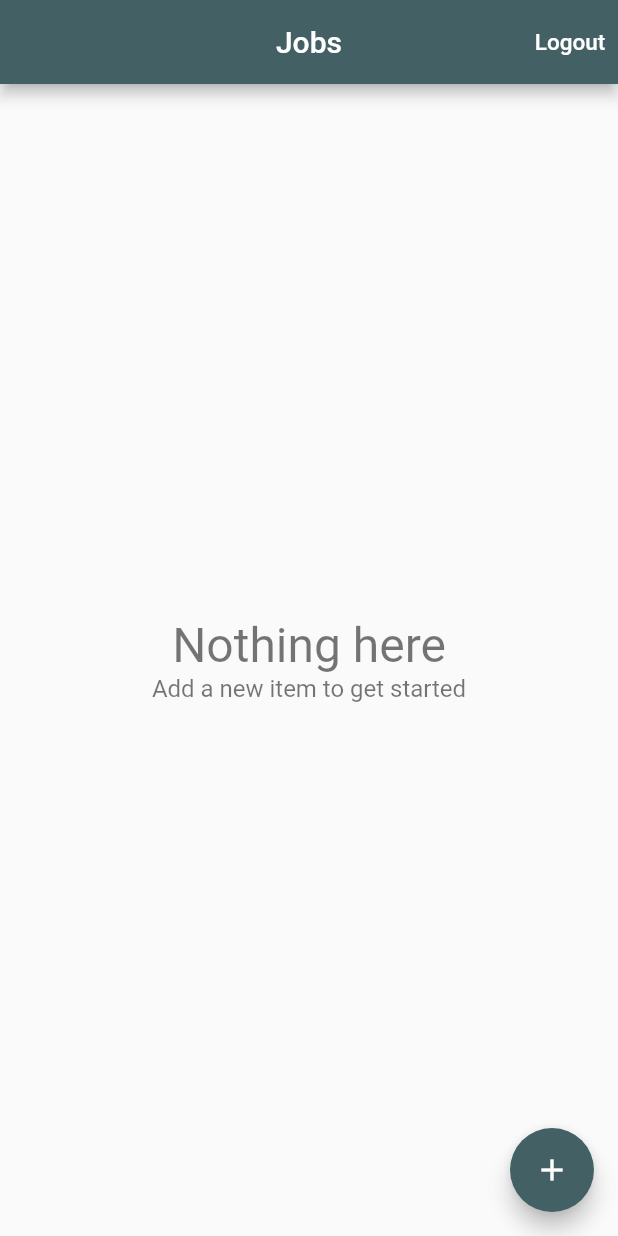
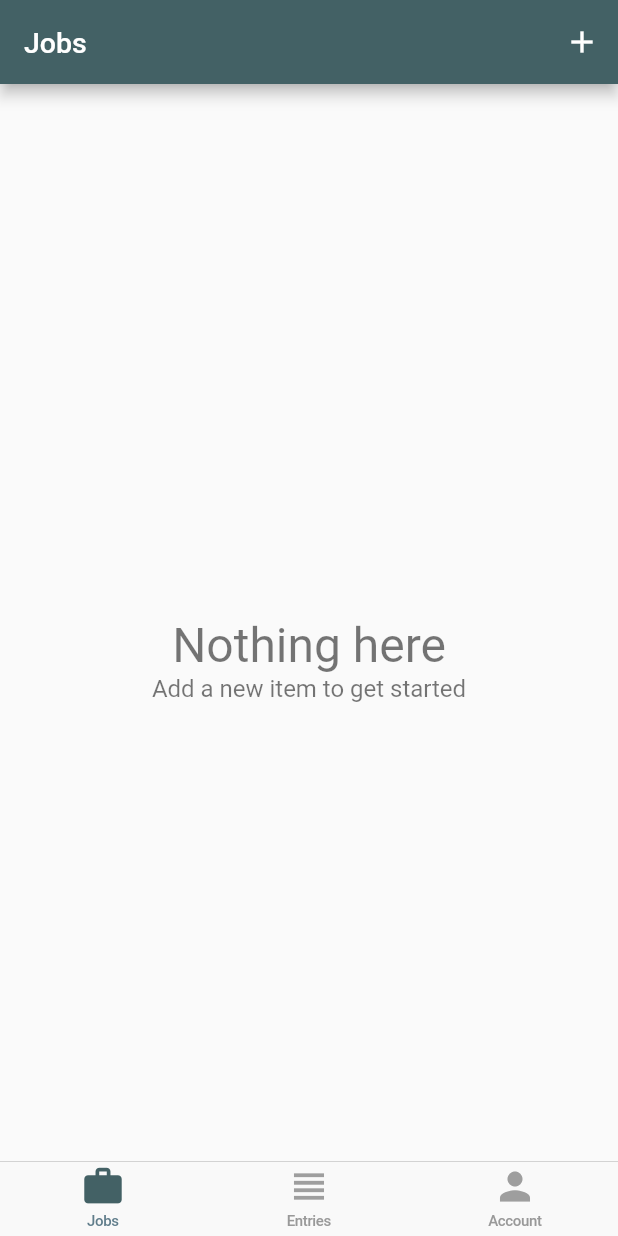
Before and after one commit to VailStawb/time_tracker_app, a Flutter app: the screen it shows once a user with an empty profile is signed in, on a phone screen of 412 x 824 dp. Run offline on Flutter 3.47's test engine with Material 2 defaults, Android fonts, the phone set to English and light mode, and no system bars; our stand-ins replace cloud_firestore, firebase_auth, firebase_core, google_sign_in; missing offline and left inert: flutter_login_facebook; accounts and stored records are empty.

Commit message:
Make several changes
-created HomePage class with a selected tab
-created TabItemData class
-created AccountPage class
-created CupertinoHomeScaffold class

```diff
--- /dev/null
+++ b/lib/app/home/cupertino_home_scaffold.dart
@@ -0,0 +1,51 @@
+import 'package:flutter/cupertino.dart';
+import 'package:flutter/material.dart';
+import 'package:time_tracker_app/app/home/jobs/jobs_page.dart';
+import 'tab_item.dart';
+
+class CupertinoHomeScaffold extends StatelessWidget {
+  const CupertinoHomeScaffold({
+    Key key,
+    @required this.currentTab,
+    @required this.onSelectTab,
+    @required this.widgetBuilders,
+  }) : super(key: key);
+
+  final TabItem currentTab;
+  final ValueChanged<TabItem> onSelectTab;
+  final Map<TabItem, WidgetBuilder> widgetBuilders;
+
+
+  @override
+  Widget build(BuildContext context) {
+    return CupertinoTabScaffold(
+      tabBar: CupertinoTabBar(
+        items: [
+          _buildItem(TabItem.jobs),
+          _buildItem(TabItem.entries),
+          _buildItem(TabItem.account),
+        ],
+        onTap: (index) => onSelectTab(TabItem.values[index]),
+      ),
+      tabBuilder: (context, index) {
+        final item = TabItem.values[index];
+        return CupertinoTabView(
+          builder: (context) => widgetBuilders[item](context),
+        );
+      },
+    );
+  }
+
+  BottomNavigationBarItem _buildItem(TabItem tabItem) {
+    final itemData = TabItemData.allTabs[tabItem];
+    final color = currentTab == tabItem ? const Color.fromARGB(255, 67, 97, 101) : Colors.grey;
+    return BottomNavigationBarItem(
+      label: itemData.title,
+      backgroundColor: color,
+      icon: Icon(
+        itemData.icon,
+        color: color,
+      ),
+    );
+  }
+}
--- /dev/null
+++ b/lib/app/home/home_page.dart
@@ -0,0 +1,37 @@
+import 'package:flutter/material.dart';
+import 'package:time_tracker_app/app/home/cupertino_home_scaffold.dart';
+import 'package:time_tracker_app/app/home/tab_item.dart';
+import 'account/account_page.dart';
+import 'jobs/jobs_page.dart';
+
+class HomePage extends StatefulWidget {
+  const HomePage({Key key}) : super(key: key);
+
+  @override
+  State<HomePage> createState() => _HomePageState();
+}
+
+class _HomePageState extends State<HomePage> {
+  TabItem _currentTab = TabItem.jobs;
+
+  Map<TabItem, WidgetBuilder> get widgetBuilders {
+    return {
+      TabItem.jobs: (_) => JobsPage(),
+      TabItem.entries: (_) => Container(),
+      TabItem.account: (_) => AccountPage(),
+    };
+  }
+
+  void _select(TabItem tabItem) {
+    setState(() => _currentTab = tabItem);
+  }
+
+  @override
+  Widget build(BuildContext context) {
+    return CupertinoHomeScaffold(
+      currentTab: _currentTab,
+      onSelectTab: _select,
+      widgetBuilders: widgetBuilders,
+    );
+  }
+}
--- a/lib/app/home/job_entries/entry_page.dart
+++ b/lib/app/home/job_entries/entry_page.dart
@@ -16,7 +16,7 @@ class EntryPage extends StatefulWidget {
   final Entry entry;
 
   static Future<void> show({BuildContext context, Database database, Job job, Entry entry}) async {
-    await Navigator.of(context).push(
+    await Navigator.of(context, rootNavigator: true).push(
       MaterialPageRoute(
         builder: (context) => EntryPage(database: database, job: job, entry: entry),
         fullscreenDialog: true,
--- a/lib/app/home/jobs/edit_job_page.dart
+++ b/lib/app/home/jobs/edit_job_page.dart
@@ -12,7 +12,7 @@ class EditJobPage extends StatefulWidget {
   final Job job;
 
   static Future<void> show(BuildContext context, {Database database, Job job}) async {
-    await Navigator.of(context).push(
+    await Navigator.of(context, rootNavigator: true).push(
       MaterialPageRoute(
         builder: (context) => EditJobPage(database: database, job: job),
         fullscreenDialog: true,
--- a/lib/app/home/jobs/jobs_page.dart
+++ b/lib/app/home/jobs/jobs_page.dart
@@ -1,4 +1,5 @@
 import 'package:firebase_core/firebase_core.dart';
+import 'package:flutter/cupertino.dart';
 import 'package:flutter/material.dart';
 import 'package:provider/provider.dart';
 import 'package:time_tracker_app/app/home/job_entries/job_entries_page.dart';
@@ -14,27 +15,7 @@ import '../models/job.dart';
 import 'job_list_tile.dart';
 
 class JobsPage extends StatelessWidget {
-  Future<void> _signOut(BuildContext context) async {
-    try {
-      final auth = Provider.of<AuthBase>(context, listen: false);
-      await auth.signOut();
-    } catch (e) {
-      print(e.toString());
-    }
-  }
 
-  Future<void> _confirmSignOut(BuildContext context) async {
-    final didRequestSignOut = await showAlertDialog(
-      context,
-      title: 'Logout',
-      content: 'Are you sure that you want to logout?',
-      defaultActionText: 'Logout',
-      canceldActionText: 'Cancle',
-    );
-    if (didRequestSignOut == true) {
-      _signOut(context);
-    }
-  }
 
   Future<void> _delete(BuildContext context, Job job) async {
     try {
@@ -53,29 +34,25 @@ class JobsPage extends StatelessWidget {
   Widget build(BuildContext context) {
     return Scaffold(
       appBar: AppBar(
-        title: const Text('Jobs'),
+        centerTitle: false,
+        title: const Text(
+          'Jobs',
+          style: TextStyle(fontSize: 19),
+        ),
         backgroundColor: const Color.fromARGB(255, 67, 97, 101),
         actions: <Widget>[
-          TextButton(
-            onPressed: () => _confirmSignOut(context),
-            child: const Text(
-              'Logout',
-              style: TextStyle(
-                color: Colors.white,
-                fontSize: 15,
-              ),
-            ),
-          )
+          IconButton(
+              icon: const Icon(Icons.add, color: Colors.white),
+              onPressed: () => EditJobPage.show(
+                    context,
+                    database: Provider.of<Database>(
+                      context,
+                      listen: false,
+                    ),
+                  )),
         ],
       ),
       body: _buildContents(context),
-      floatingActionButton: FloatingActionButton(
-        backgroundColor: const Color.fromARGB(255, 67, 97, 101),
-        child: const Icon(
-          Icons.add,
-        ),
-        onPressed: () => EditJobPage.show(context, database: Provider.of<Database>(context, listen: false)),
-      ),
     );
   }
 
--- /dev/null
+++ b/lib/app/home/tab_item.dart
@@ -0,0 +1,16 @@
+import 'package:flutter/material.dart';
+
+enum TabItem { jobs, entries, account }
+
+class TabItemData {
+  const TabItemData({@required this.title, @required this.icon});
+
+  final String title;
+  final IconData icon;
+
+  static const Map<TabItem, TabItemData> allTabs = {
+    TabItem.jobs: TabItemData(title: 'Jobs', icon: Icons.work),
+    TabItem.entries: TabItemData(title: 'Entries', icon: Icons.view_headline),
+    TabItem.account: TabItemData(title: 'Account', icon: Icons.person),
+  };
+}
--- a/lib/app/landing_page.dart
+++ b/lib/app/landing_page.dart
@@ -1,6 +1,7 @@
 import 'package:firebase_auth/firebase_auth.dart';
 import 'package:flutter/material.dart';
 import 'package:provider/provider.dart';
+import 'package:time_tracker_app/app/home/home_page.dart';
 import 'package:time_tracker_app/app/home/jobs/jobs_page.dart';
 import 'package:time_tracker_app/app/sign_in/sign_in_page.dart';
 import 'package:time_tracker_app/services/auth.dart';
@@ -20,7 +21,7 @@ class LandingPage extends StatelessWidget {
             return SignInPage.create(context);
           }
           return Provider<Database>(
-            child: JobsPage(),
+            child: HomePage(),
             create: (_) => FirestoreDatabase(uid: user.uid),
           );
         }
```
Also changed, not shown: lib/app/home/account/account_page.dart (added, +57 -0 lines), lib/app/home/job_entries/job_entries_page.dart (+19 -11 lines).
